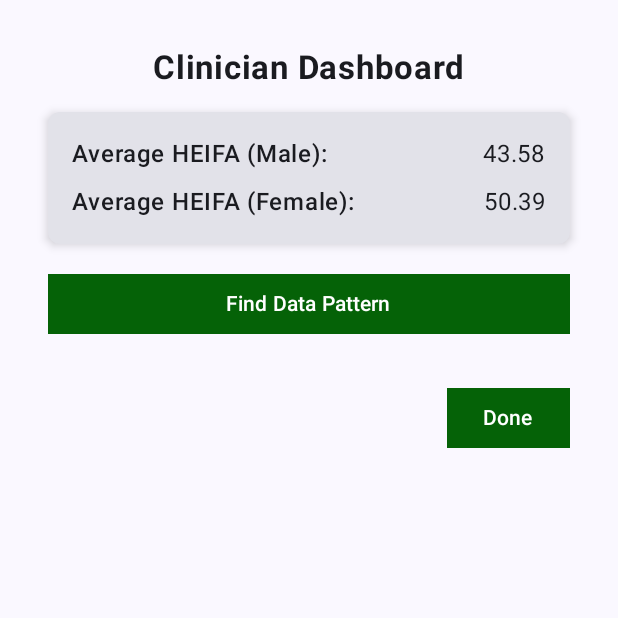
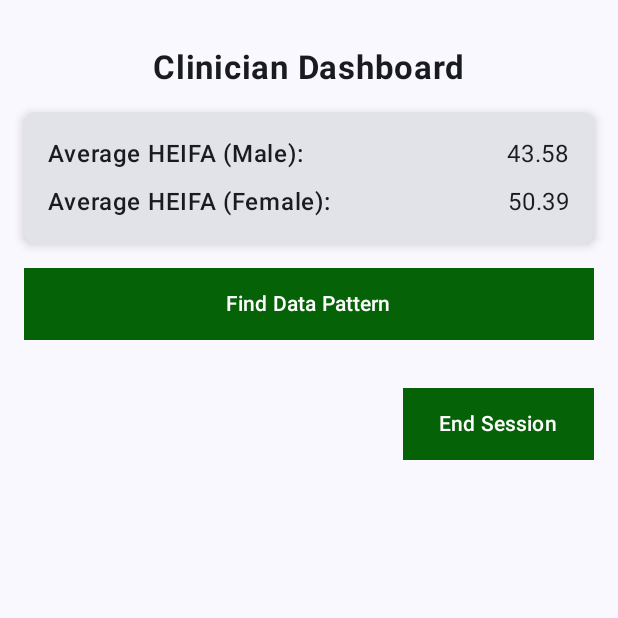
Before and after one commit to 1eespace/FIT2081-Kotlin-NutriTrack, an Android app built with Jetpack Compose: the composable ClinicianPage called with empty values, on a phone screen of 412 x 824 dp, the top half of it. Run offline under Robolectric (Android 15) with nearby library versions, the phone set to English and light mode, and no system bars; our stand-ins replace Room's generated code; libraries missing offline, so code that uses them is left out: com.google.ai.client.

Commit message:
Changed the button's height for consistency UI design

```diff
--- a/app/src/main/java/com/fit2081/yeeun34752110/clinician/ClinicianActivity.kt
+++ b/app/src/main/java/com/fit2081/yeeun34752110/clinician/ClinicianActivity.kt
@@ -82,10 +82,10 @@ fun ClinicianPage(
     LazyColumn(
         modifier = modifier
             .fillMaxSize()
-            .padding(horizontal = 16.dp),
-        horizontalAlignment = Alignment.CenterHorizontally,
+            .padding(bottom = 32.dp),
+        contentPadding = PaddingValues(vertical = 32.dp),
         verticalArrangement = Arrangement.spacedBy(16.dp),
-        contentPadding = PaddingValues(vertical = 32.dp)
+        horizontalAlignment = Alignment.CenterHorizontally
     ) {
         item {
             Column(
@@ -135,7 +135,7 @@ fun ClinicianPage(
                             viewModel.generateAiPatterns(genAiViewModel)
                         }
                     },
-                    modifier = Modifier.fillMaxWidth(),
+                    modifier = Modifier.fillMaxWidth().height(48.dp),
                     shape = RectangleShape,
                     colors = ButtonDefaults.buttonColors(containerColor = Color(0xFF056207))
                 ) {
@@ -197,7 +197,7 @@ fun ClinicianPage(
 
                 // Done Button
                 Row(
-                    modifier = Modifier.fillMaxWidth(),
+                    modifier = Modifier.fillMaxWidth().height(48.dp),
                     horizontalArrangement = Arrangement.End
                 ) {
                     Button(
@@ -207,12 +207,13 @@ fun ClinicianPage(
                             }
                         },
                         modifier = Modifier
-                            .height(40.dp)
+                            .height(48.dp)
                             .widthIn(min = 80.dp),
                         shape = RectangleShape,
                         colors = ButtonDefaults.buttonColors(containerColor = Color(0xFF056207))
                     ) {
-                        Text("Done", color = Color.White)
+                        // Logout from Clinician Dashboard
+                        Text("End Session", color = Color.White)
                     }
                 }
             }
--- a/app/src/main/java/com/fit2081/yeeun34752110/nutricoach/NutriCoachActivity.kt
+++ b/app/src/main/java/com/fit2081/yeeun34752110/nutricoach/NutriCoachActivity.kt
@@ -196,7 +196,7 @@ fun NutriCoachPage(
                             genAiViewModel.sendPrompt(prompt, data.patientId)
                         }
                     },
-                    modifier = Modifier.fillMaxWidth(),
+                    modifier = Modifier.fillMaxWidth().height(48.dp),
                     shape = RectangleShape,
                     colors = ButtonDefaults.buttonColors(containerColor = Color(0xFF056207))
                 ) {
@@ -227,7 +227,7 @@ fun NutriCoachPage(
 
                 Button(
                     onClick = { viewModel.toggleDialog(true) },
-                    modifier = Modifier.fillMaxWidth(),
+                    modifier = Modifier.fillMaxWidth().height(48.dp),
                     shape = RectangleShape,
                     colors = ButtonDefaults.buttonColors(containerColor = Color(0xFF056207))
                 ) {
```
